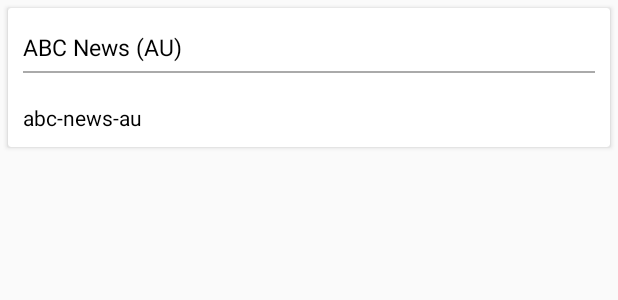
After one commit to irvanyale/NewsApi, an Android app: the layout list_item_articles.xml on its own in the app's theme, with its tools: preview values and no code run, on a phone screen of 412 x 824 dp. The commit adds this screen. Shown: the top 300 px of the screen. Run offline under Robolectric (Android 15) with nearby library versions, the phone set to English and light mode, and no system bars.

Commit message:
get list articles

```diff
--- a/app/src/main/AndroidManifest.xml
+++ b/app/src/main/AndroidManifest.xml
@@ -18,6 +18,7 @@
                 <category android:name="android.intent.category.LAUNCHER" />
             </intent-filter>
         </activity>
+        <activity android:name=".ArticlesActivity"></activity>
     </application>
 
 </manifest>
--- a/app/src/main/java/com/irvanyale/app/newsapi/api/ApiInterface.java
+++ b/app/src/main/java/com/irvanyale/app/newsapi/api/ApiInterface.java
@@ -1,5 +1,6 @@
 package com.irvanyale.app.newsapi.api;
 
+import com.irvanyale.app.newsapi.model.Article;
 import com.irvanyale.app.newsapi.model.Source;
 
 import retrofit2.Call;
@@ -14,4 +15,7 @@ public interface ApiInterface {
 
     @GET("sources")
     Call<Source> getListSource(@Query("language") String languange);
+
+    @GET("articles")
+    Call<Article> getListArticle(@Query("source") String source, @Query("apiKey") String apiKey);
 }
--- /dev/null
+++ b/app/src/main/res/layout/list_item_articles.xml
@@ -0,0 +1,60 @@
+<?xml version="1.0" encoding="utf-8"?>
+<android.support.v7.widget.CardView xmlns:android="http://schemas.android.com/apk/res/android"
+    android:orientation="vertical"
+    android:layout_width="match_parent"
+    android:layout_height="wrap_content"
+    android:layout_margin="5dp">
+
+    <LinearLayout
+        android:layout_width="match_parent"
+        android:layout_height="wrap_content"
+        android:orientation="vertical"
+        android:padding="10dp">
+
+        <LinearLayout
+            android:layout_width="match_parent"
+            android:layout_height="wrap_content"
+            android:paddingTop="5dp"
+            android:paddingBottom="5dp"
+            android:gravity="center_vertical">
+
+            <TextView
+                android:id="@+id/txtv_title"
+                android:layout_width="wrap_content"
+                android:layout_height="wrap_content"
+                android:text="ABC News (AU)"
+                android:textSize="15sp"
+                android:textColor="@android:color/black"/>
+
+        </LinearLayout>
+
+        <View
+            android:layout_width="match_parent"
+            android:layout_height="1dp"
+            android:background="@android:color/darker_gray"
+            android:layout_marginBottom="10dp"/>
+
+        <LinearLayout
+            android:layout_width="match_parent"
+            android:layout_height="wrap_content"
+            android:orientation="vertical"
+            android:gravity="center_vertical">
+
+            <ImageView
+                android:id="@+id/image"
+                android:layout_width="wrap_content"
+                android:layout_height="wrap_content"
+                android:layout_marginBottom="10dp"/>
+
+            <TextView
+                android:id="@+id/txtv_desc"
+                android:layout_width="wrap_content"
+                android:layout_height="wrap_content"
+                android:text="abc-news-au"
+                android:textColor="@android:color/black" />
+
+        </LinearLayout>
+
+    </LinearLayout>
+
+</android.support.v7.widget.CardView>
```
Also changed, not shown: app/src/main/java/com/irvanyale/app/newsapi/ArticlesActivity.java (added, +83 -0 lines), app/src/main/java/com/irvanyale/app/newsapi/adapter/ListArticlesAdapter.java (added, +84 -0 lines), app/src/main/java/com/irvanyale/app/newsapi/adapter/ListSourcesAdapter.java (+11 -1 lines), app/src/main/java/com/irvanyale/app/newsapi/model/Article.java (added, +64 -0 lines), app/src/main/res/layout/activity_articles.xml (added, +16 -0 lines).
